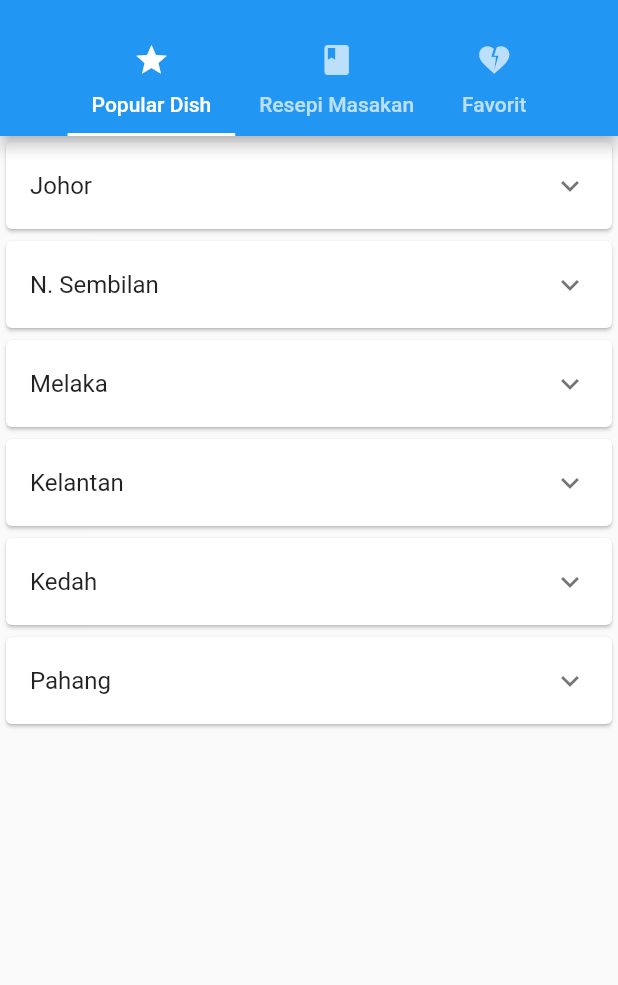
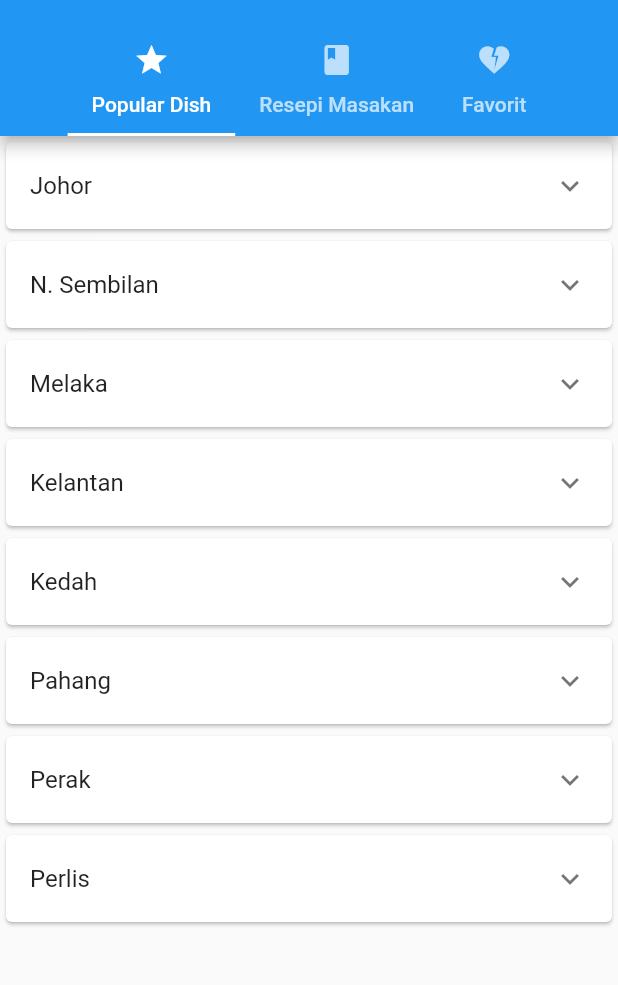
Before and after one commit to quezera97/malaysia_dish, a Flutter app: the screen it shows after launch, on a phone screen of 412 x 824 dp, the part 59-1044 px from its top. Run offline on Flutter 3.47's test engine with Material 2 defaults, Android fonts, the light colour scheme and no system bars; our stand-ins replace anim_search_bar, youtube_player_flutter.

Commit message:
perak & perlis

```diff
--- a/lib/ui/popular_dish_list.dart
+++ b/lib/ui/popular_dish_list.dart
@@ -4,6 +4,8 @@ import 'package:malaysia_recipe/ui/recipe/popular_dish_video.dart';
 import '../enum/malaysia_states_enum.dart';
 import '../enum/popularDishByState/kedah_url.dart';
 import '../enum/popularDishByState/pahang_url.dart';
+import '../enum/popularDishByState/perak_url.dart';
+import '../enum/popularDishByState/perlis__url.dart';
 import '../enum/state_popular_dish_list.dart';
 
 import '../enum/popularDishByState/kelantan_url.dart';
@@ -53,6 +55,16 @@ List<StateDishInfo> stateDishInfoList = [
     stateName: StateEnum.pahang,
     statePopularDish: StatePopularDishList.pahang().dishes,
     statePopularDishUrl: pahangUrl,
+  ),
+  StateDishInfo(
+    stateName: StateEnum.perak,
+    statePopularDish: StatePopularDishList.perak().dishes,
+    statePopularDishUrl: perakUrl,
+  ),
+  StateDishInfo(
+    stateName: StateEnum.perlis,
+    statePopularDish: StatePopularDishList.perlis().dishes,
+    statePopularDishUrl: perlisUrl,
   ),
 ];
 
```
Also changed, not shown: lib/enum/popularDishByState/perak_url.dart (added, +13 -0 lines), lib/enum/popularDishByState/perlis__url.dart (added, +11 -0 lines), lib/enum/popular_dish_enum.dart (+11 -0 lines), lib/enum/state_popular_dish_list.dart (+9 -10 lines).
